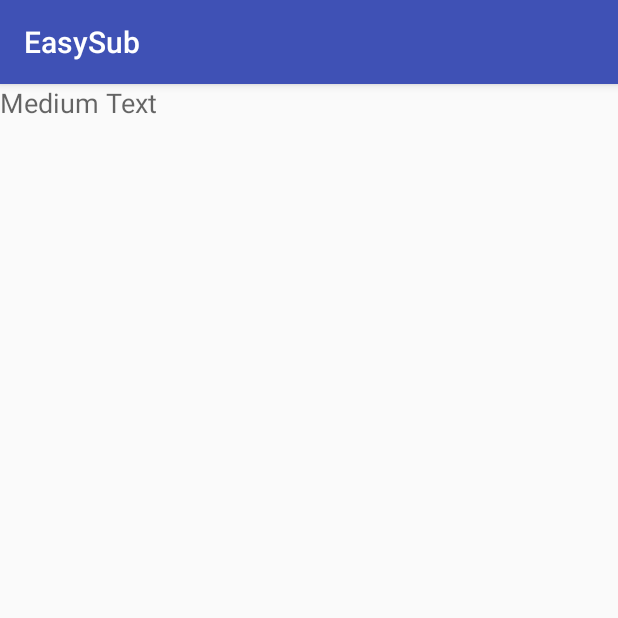
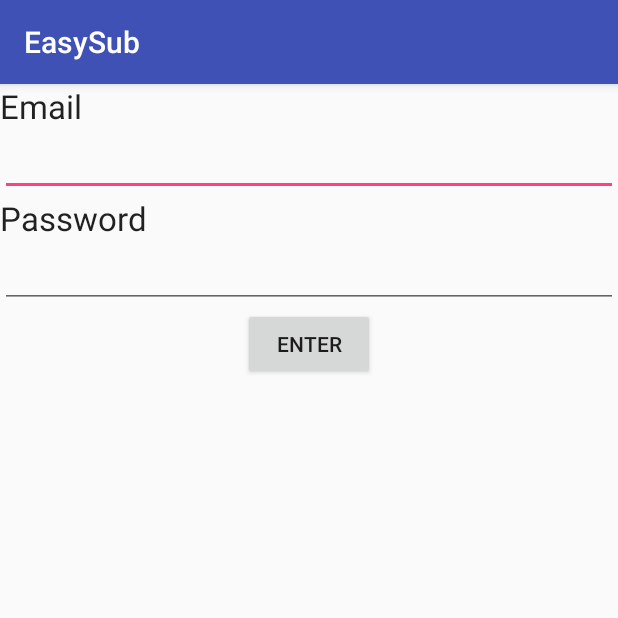
Before and after one commit to hsennik/SubLit, an Android app: the LogInActivity screen opened directly, with no data from a screen before it, on a phone screen of 412 x 824 dp, the top half of it. Run offline under Robolectric (Android 15) with nearby library versions, the phone set to English and light mode, and no system bars.

Commit message:
Login page formatted and added firebase

```diff
--- a/app/build.gradle
+++ b/app/build.gradle
@@ -23,4 +23,9 @@ dependencies {
     compile fileTree(dir: 'libs', include: ['*.jar'])
     testCompile 'junit:junit:4.12'
     compile 'com.android.support:appcompat-v7:24.2.1'
+    compile 'com.google.firebase:firebase-core:9.4.0'
+    compile 'com.google.firebase:firebase-database:9.4.0'
+    compile 'com.google.firebase:firebase-storage:9.4.0'
 }
+
+apply plugin: 'com.google.gms.google-services'
--- a/app/src/main/res/layout/activity_login.xml
+++ b/app/src/main/res/layout/activity_login.xml
@@ -6,7 +6,36 @@
     <TextView
         android:layout_width="wrap_content"
         android:layout_height="wrap_content"
-        android:textAppearance="?android:attr/textAppearanceMedium"
-        android:text="Medium Text"
+        android:textAppearance="?android:attr/textAppearanceLarge"
+        android:text="Email"
         android:id="@+id/textView2" />
+
+    <EditText
+        android:layout_width="match_parent"
+        android:layout_height="wrap_content"
+        android:inputType="textEmailAddress"
+        android:ems="10"
+        android:id="@+id/editText"
+        android:layout_gravity="right" />
+
+    <TextView
+        android:layout_width="wrap_content"
+        android:layout_height="wrap_content"
+        android:textAppearance="?android:attr/textAppearanceLarge"
+        android:text="Password"
+        android:id="@+id/textView4" />
+
+    <EditText
+        android:layout_width="match_parent"
+        android:layout_height="wrap_content"
+        android:inputType="textPassword"
+        android:ems="10"
+        android:id="@+id/editText2" />
+
+    <Button
+        android:layout_width="wrap_content"
+        android:layout_height="wrap_content"
+        android:text="Enter"
+        android:id="@+id/button"
+        android:layout_gravity="center_horizontal" />
 </LinearLayout>
--- a/build.gradle
+++ b/build.gradle
@@ -6,6 +6,7 @@ buildscript {
     }
     dependencies {
         classpath 'com.android.tools.build:gradle:2.1.3'
+        classpath 'com.google.gms:google-services:3.0.0'
 
         // NOTE: Do not place your application dependencies here; they belong
         // in the individual module build.gradle files
```
Also changed, not shown: 1 other file.
